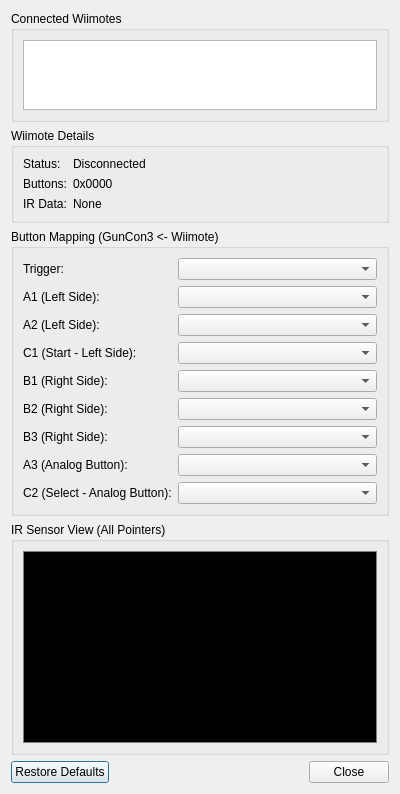
First picture: the form in rpcs3/rpcs3qt/wiimote_settings_dialog.ui, repository RPCS3/rpcs3, before the edit.
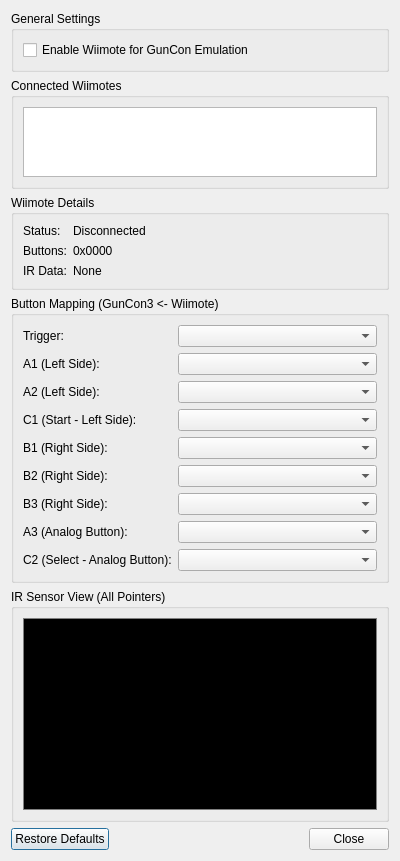
Second picture: the form after the edit.

Commit message: Enhance Wiimote support for GunCon emulation: Add configuration options and improve UI integration

Patch:
```diff
--- a/rpcs3/rpcs3qt/wiimote_settings_dialog.ui
+++ b/rpcs3/rpcs3qt/wiimote_settings_dialog.ui
@@ -14,6 +14,22 @@
    <string>Wiimote Settings</string>
   </property>
   <layout class="QVBoxLayout" name="verticalLayout">
+   <item>
+    <widget class="QGroupBox" name="generalGroupBox">
+     <property name="title">
+      <string>General Settings</string>
+     </property>
+     <layout class="QVBoxLayout" name="verticalLayout_4">
+      <item>
+       <widget class="QCheckBox" name="useForGunCon">
+        <property name="text">
+         <string>Enable Wiimote for GunCon Emulation</string>
+        </property>
+       </widget>
+      </item>
+     </layout>
+    </widget>
+   </item>
    <item>
     <widget class="QGroupBox" name="groupBox">
      <property name="title">
@@ -205,38 +221,14 @@
     </widget>
    </item>
    <item>
-    <layout class="QHBoxLayout" name="horizontalLayout">
-     <item>
-      <widget class="QPushButton" name="restoreDefaultsButton">
-       <property name="text">
-        <string>Restore Defaults</string>
-       </property>
-      </widget>
-     </item>
-     <item>
-      <spacer name="horizontalSpacer">
-       <property name="orientation">
-        <enum>Qt::Horizontal</enum>
-       </property>
-       <property name="sizeHint" stdset="0">
-        <size>
-         <width>40</width>
-         <height>20</height>
-        </size>
-       </property>
-      </spacer>
-     </item>
-     <item>
       <widget class="QDialogButtonBox" name="buttonBox">
        <property name="orientation">
         <enum>Qt::Horizontal</enum>
        </property>
        <property name="standardButtons">
-        <set>QDialogButtonBox::Close</set>
-       </property>
-      </widget>
-     </item>
-    </layout>
+      <set>QDialogButtonBox::Close|QDialogButtonBox::RestoreDefaults</set>
+     </property>
+    </widget>
    </item>
   </layout>
  </widget>
```
Lines whose indentation alone changed are shown as unchanged. The commit also changes 6 other files.
